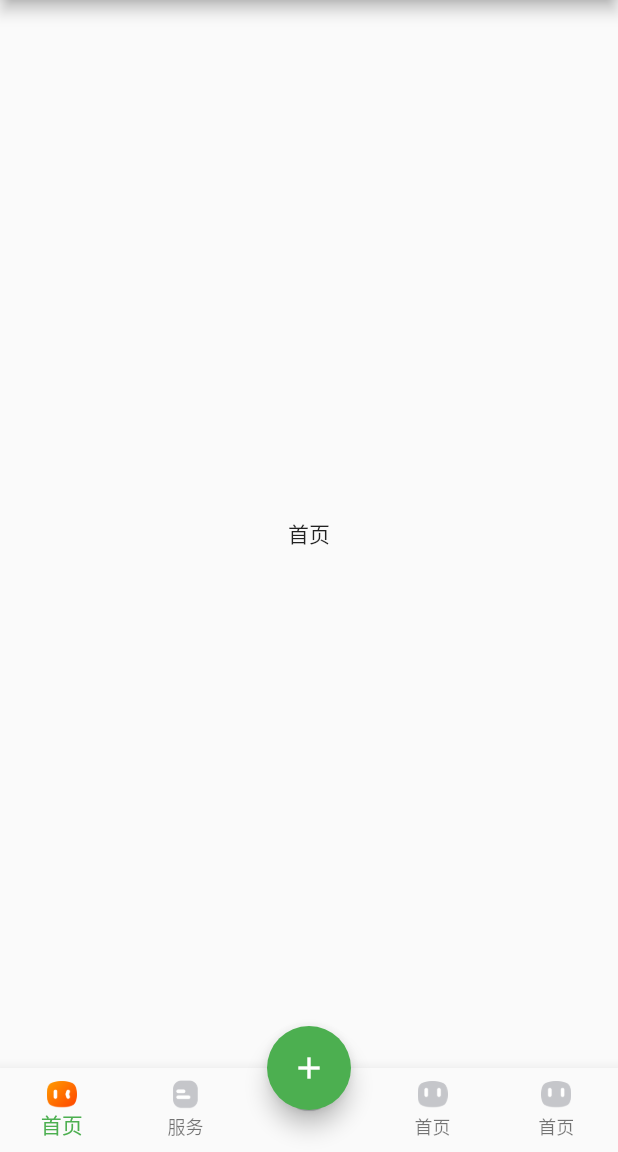
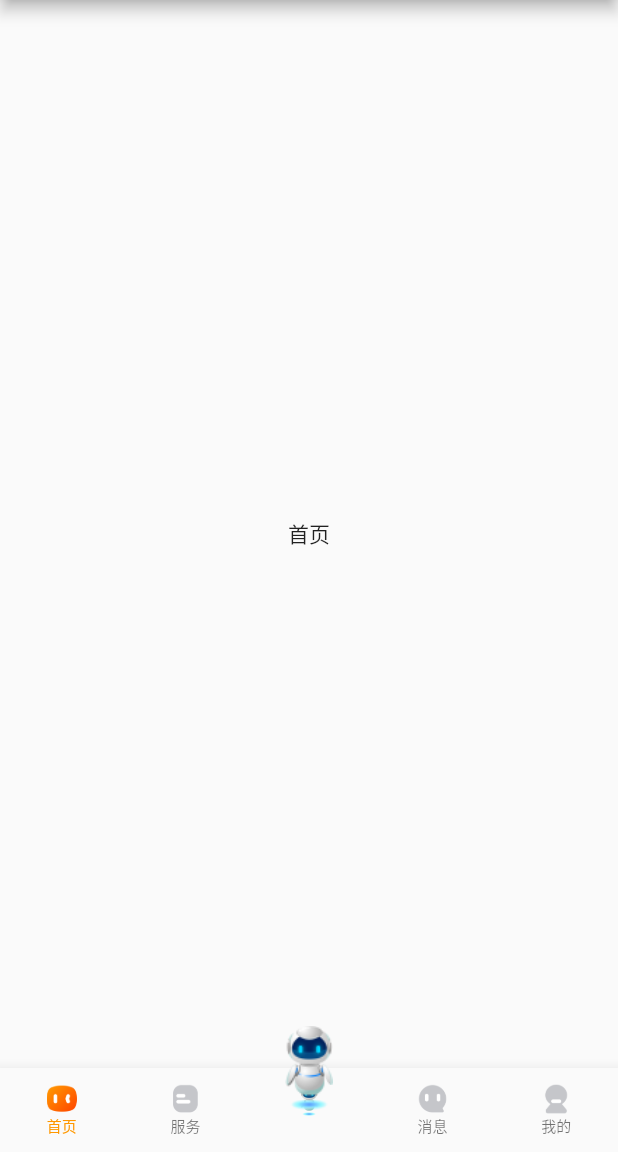
Before and after one commit to TalkMu/xiaowu, a Flutter app: the screen it shows after launch, on a phone screen of 412 x 824 dp, the part 84-1236 px from its top. Run offline on Flutter 3.47's test engine with Material 2 defaults, Android fonts, the phone set to English and light mode, and no system bars.

Commit message:
完善tabBar

```diff
--- a/lib/page/tab_bar/TabBarPage.dart
+++ b/lib/page/tab_bar/TabBarPage.dart
@@ -2,6 +2,9 @@ import 'dart:developer';
 
 import 'package:flutter/material.dart';
 import 'package:xiaowu/page/home/HomePage.dart';
+import 'package:xiaowu/page/message/MessagePage.dart';
+import 'package:xiaowu/page/my/MyPage.dart';
+import 'package:xiaowu/page/robot/RobotPage.dart';
 import 'package:xiaowu/page/service/ServicePage.dart';
 
 class TabBarPage extends StatefulWidget {
@@ -12,7 +15,7 @@ class TabBarPage extends StatefulWidget {
 class TabBarPageState extends State<TabBarPage> {
   // 当前页面标识
   int _currentPage = 0;
-  final List<Widget> _pages = [HomePage(), ServicePage()];
+  final List<Widget> _pages = [HomePage(), ServicePage(),RobotPage(),MessagePage(),MyPage()];
 
   @override
   Widget build(BuildContext context) {
@@ -22,15 +25,22 @@ class TabBarPageState extends State<TabBarPage> {
       ),
       body: _pages[_currentPage],
       floatingActionButton: FloatingActionButton(
-        onPressed: () {},
-        child: Icon(
-          Icons.add,
-          color: Colors.white,
-        ),
+        onPressed: () {
+          setState(() {
+            this._currentPage = 2;
+          });
+        },
+        child: Image.asset("assets/images/tab_bar/robot.png", width: 34, height: 60),
+        backgroundColor: Colors.transparent,
+        elevation: 0,
+        highlightElevation: 0,
       ),
       floatingActionButtonLocation: FloatingActionButtonLocation.centerDocked,
       bottomNavigationBar: BottomNavigationBar(
         showSelectedLabels: true,
+        unselectedFontSize: 10,
+        selectedFontSize: 10,
+        selectedItemColor: Colors.orange,
         type: BottomNavigationBarType.fixed,
         currentIndex: _currentPage,
         onTap: (int index) {
@@ -54,22 +64,22 @@ class TabBarPageState extends State<TabBarPage> {
             label: "服务",
           ),
           BottomNavigationBarItem(
-            icon: Image.asset("assets/images/tab_bar/home.png", width: 20, height: 20),
-            activeIcon: Image.asset("assets/images/tab_bar/home_selected.png",
+            icon: Image.asset("assets/images/tab_bar/robot.png", width: 20, height: 20),
+            activeIcon: Image.asset("assets/images/tab_bar/robot.png",
                 width: 20, height: 20),
             label: "",
           ),
           BottomNavigationBarItem(
-            icon: Image.asset("assets/images/tab_bar/home.png", width: 20, height: 20),
-            activeIcon: Image.asset("assets/images/tab_bar/home_selected.png",
+            icon: Image.asset("assets/images/tab_bar/message.png", width: 20, height: 20),
+            activeIcon: Image.asset("assets/images/tab_bar/message_selected.png",
                 width: 20, height: 20),
-            label: "首页",
+            label: "消息",
           ),
           BottomNavigationBarItem(
-            icon: Image.asset("assets/images/tab_bar/home.png", width: 20, height: 20),
-            activeIcon: Image.asset("assets/images/tab_bar/home_selected.png",
+            icon: Image.asset("assets/images/tab_bar/my.png", width: 20, height: 20),
+            activeIcon: Image.asset("assets/images/tab_bar/my_selected.png",
                 width: 20, height: 20),
-            label: "首页",
+            label: "我的",
           ),
         ],
       ),
```
Also changed, not shown: lib/page/message/MessagePage.dart (added, +12 -0 lines), lib/page/my/MyPage.dart (added, +12 -0 lines), lib/page/robot/RobotPage.dart (added, +12 -0 lines), assets/images/tab_bar/message.png (renamed from assets/images/tab_bar/xiaoxi(1).png), assets/images/tab_bar/message@2x.png (renamed from assets/images/tab_bar/xiaoxi@2x(1).png), assets/images/tab_bar/message@3x.png (renamed from assets/images/tab_bar/xiaoxi@3x(1).png), assets/images/tab_bar/message_selected.png (renamed from assets/images/tab_bar/xiaoxi.png), assets/images/tab_bar/message_selected@2x.png (renamed from assets/images/tab_bar/xiaoxi@2x.png), assets/images/tab_bar/message_selected@3x.png (renamed from assets/images/tab_bar/xiaoxi@3x.png), assets/images/tab_bar/my.png (renamed from assets/images/tab_bar/wode(1).png), assets/images/tab_bar/my@2x.png (renamed from assets/images/tab_bar/wode@2x(1).png), assets/images/tab_bar/my@3x.png (renamed from assets/images/tab_bar/wode@3x(1).png), assets/images/tab_bar/my_selected.png (renamed from assets/images/tab_bar/wode.png), assets/images/tab_bar/my_selected@2x.png (renamed from assets/images/tab_bar/wode@2x.png), 4 more files.
